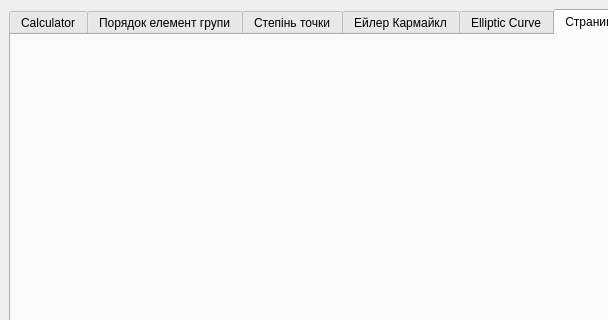
alekseykondus/LabGeneralAlgebra, file LabGA_UI/mainwindow.ui: the form before one commit; both pictures show x 0 to 608 and y 0 to 320 of the 800 by 600 pixel window.
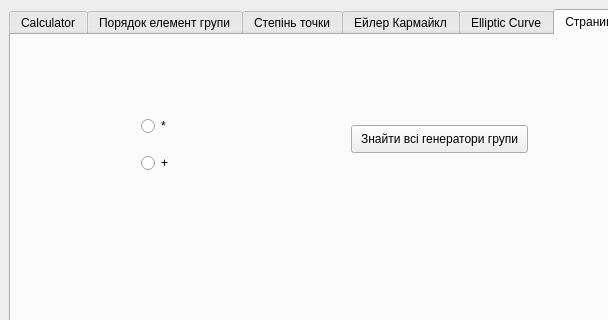
The form after the commit. The open tabs and pages were chosen to show the change.

```diff
--- a/LabGA_UI/mainwindow.ui
+++ b/LabGA_UI/mainwindow.ui
@@ -670,6 +670,58 @@
        <attribute name="title">
         <string>Страница</string>
        </attribute>
+       <widget class="QLabel" name="label_23">
+        <property name="geometry">
+         <rect>
+          <x>9</x>
+          <y>95</y>
+          <width>758</width>
+          <height>370</height>
+         </rect>
+        </property>
+        <property name="text">
+         <string/>
+        </property>
+       </widget>
+       <widget class="QPushButton" name="pushButton_3">
+        <property name="geometry">
+         <rect>
+          <x>340</x>
+          <y>90</y>
+          <width>177</width>
+          <height>28</height>
+         </rect>
+        </property>
+        <property name="text">
+         <string>Знайти всі генератори групи</string>
+        </property>
+       </widget>
+       <widget class="QWidget" name="gridLayoutWidget">
+        <property name="geometry">
+         <rect>
+          <x>130</x>
+          <y>70</y>
+          <width>160</width>
+          <height>80</height>
+         </rect>
+        </property>
+        <layout class="QGridLayout" name="gridLayout_6">
+         <item row="0" column="0">
+          <widget class="QRadioButton" name="radioButton">
+           <property name="text">
+            <string>*</string>
+           </property>
+          </widget>
+         </item>
+         <item row="1" column="0">
+          <widget class="QRadioButton" name="radioButton_2">
+           <property name="text">
+            <string>+</string>
+           </property>
+          </widget>
+         </item>
+        </layout>
+       </widget>
       </widget>
       <widget class="QWidget" name="tab_7">
        <attribute name="title">
```
Left out of the diff: 16 changed lines with no effect on the pictures.
